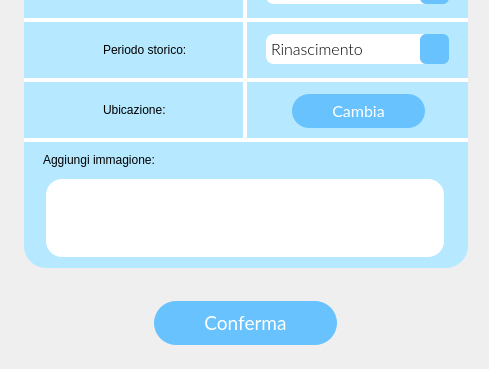
Before: the Qt Designer form frontend/ui/RiceviDonazione.ui in MrPio/MuseoOmero, drawn with Qt 5; both pictures show x 0 to 489 and y 319 to 688 of the 489 by 688 pixel window.
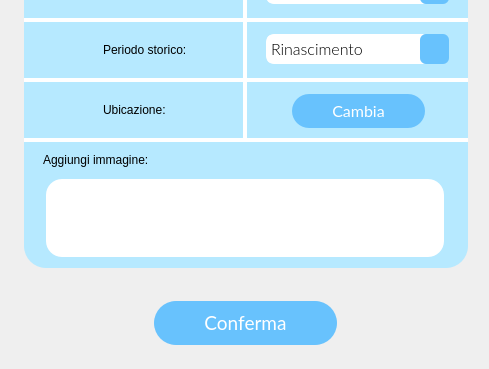
After: the same form once the commit is applied. Icons and pictures are not drawn.

```diff
--- a/frontend/ui/RiceviDonazione.ui
+++ b/frontend/ui/RiceviDonazione.ui
@@ -1383,7 +1383,7 @@
 font-size: 18px &quot;Lato light&quot;</string>
     </property>
     <property name="text">
-     <string>Aggiungi immagione:</string>
+     <string>Aggiungi immagine:</string>
     </property>
     <property name="textFormat">
      <enum>Qt::AutoText</enum>
```
Left out of the diff: 4 changed lines with no effect on the pictures.
